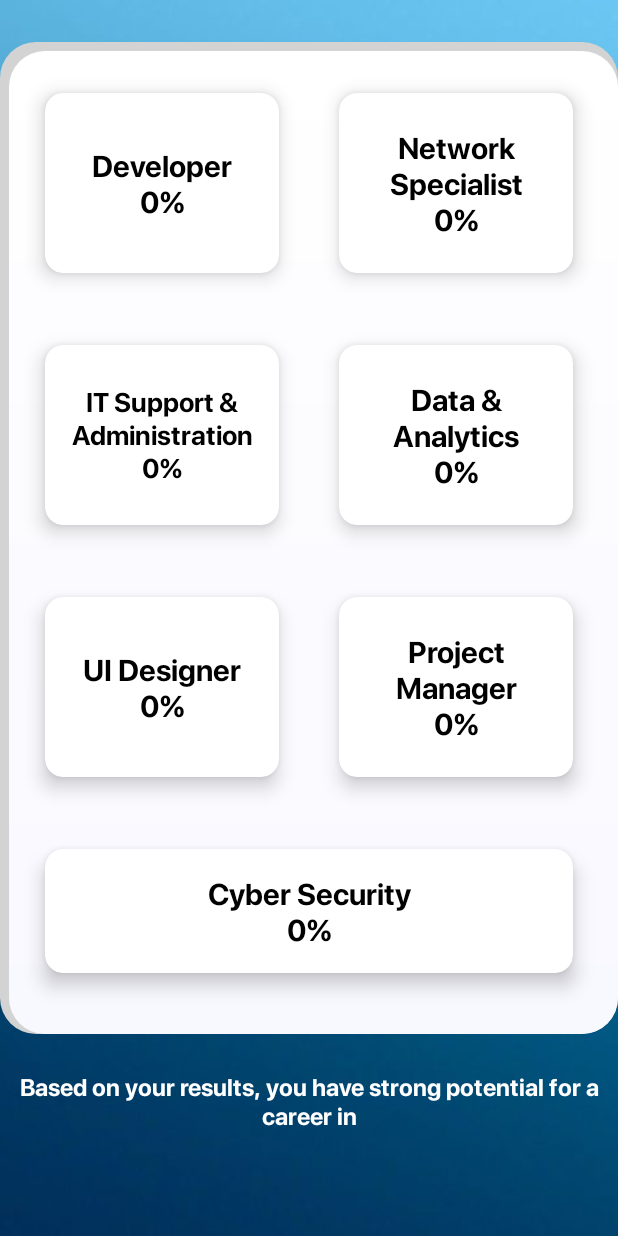
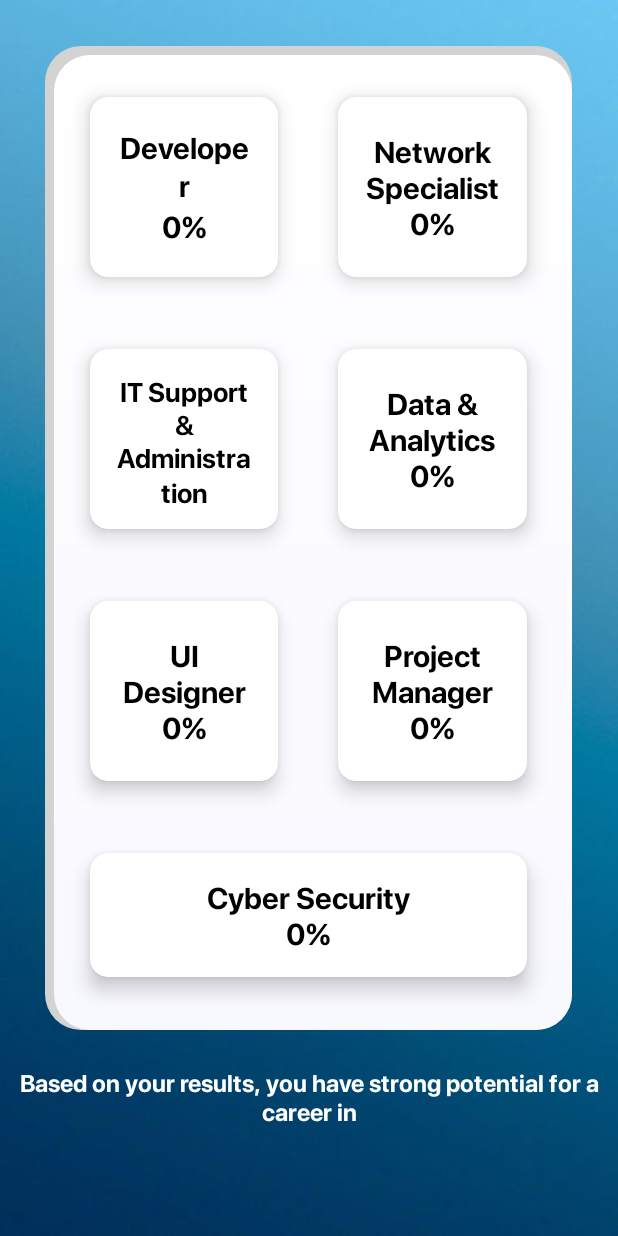
Before and after one commit to robertterquin/NextStep, an Android app: the result_page screen opened directly, with no data from a screen before it, on a phone screen of 412 x 824 dp. Run offline under Robolectric (Android 15) with nearby library versions, the phone set to English and light mode, and no system bars.

```diff
--- a/app/src/main/res/layout/activity_result_page.xml
+++ b/app/src/main/res/layout/activity_result_page.xml
@@ -12,8 +12,8 @@
     android:background="@drawable/questions_bg">
 
     <GridLayout
-        android:layout_width="match_parent"
-        android:layout_height="661dp"
+        android:layout_width="351dp"
+        android:layout_height="656dp"
         android:alignmentMode="alignMargins"
         android:background="@drawable/questions_cardbg"
         android:columnCount="2"
```
